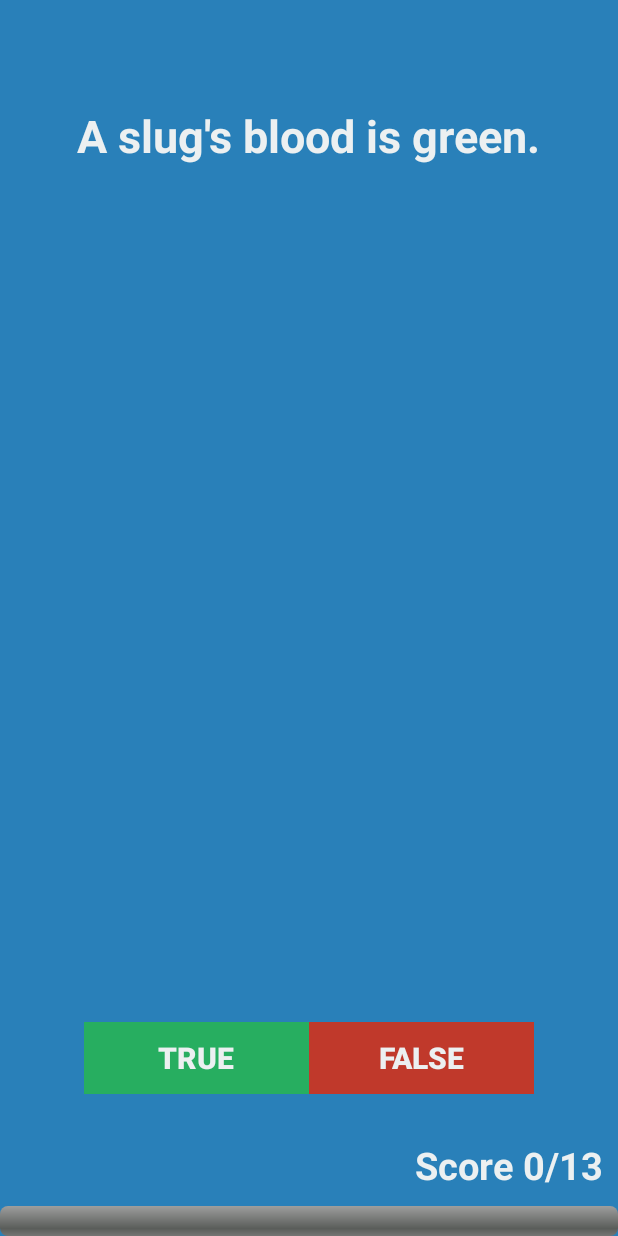
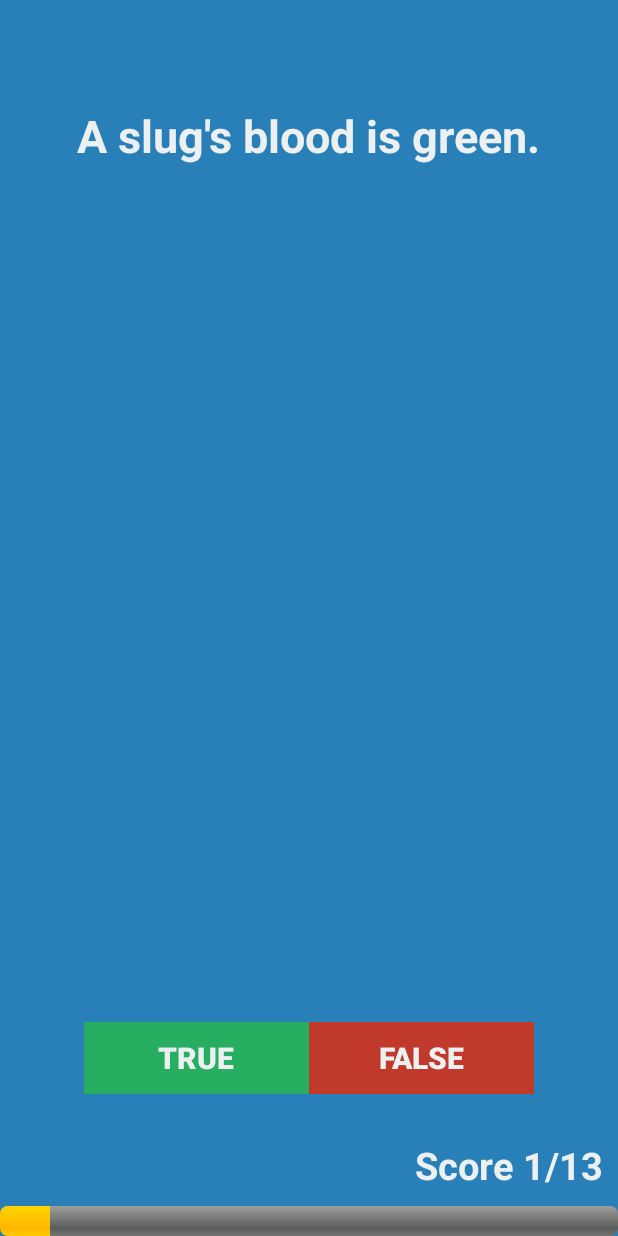
Before and after one commit to alexr101/Android-O-and-Java, an Android app: the screen it shows after launch (MainActivity), after a tap on "TRUE", on a phone screen of 412 x 824 dp. Run offline under Robolectric (Android 15) with nearby library versions, the phone set to English and light mode, and no system bars.

Commit message:
update score on correct answer

```diff
--- a/Quizzler-Android/app/src/main/java/com/londonappbrewery/quizzler/MainActivity.java
+++ b/Quizzler-Android/app/src/main/java/com/londonappbrewery/quizzler/MainActivity.java
@@ -13,20 +13,14 @@ import org.w3c.dom.Text;
 
 public class MainActivity extends Activity {
 
-    // TODO: Declare constants here
-    private final int PROGRESS_BAR_INCREMENT = 8;
-
-    // TODO: Declare member variables here:
-
-
-    // TODO: Uncomment to create question bank
     private Button mTrueBtn;
     private Button mFalseBtn;
     private TextView mQuestionTextView;
+    private ProgressBar mProgressBar;
+    private TextView mScoreTextView;
     private int mIndex;
     private int mQuestion;
-    private ProgressBar mProgressBar;
-    private TextView mScoreTextView;
+    private int mScore = 0;
 
     private Question[] mQuestionBank = new Question[] {
             new Question(R.string.question_1, true),
@@ -44,6 +38,8 @@ public class MainActivity extends Activity {
             new Question(R.string.question_13,true)
     };
 
+    private final int PROGRESS_BAR_INCREMENT = (int) Math.ceil(100.0 / mQuestionBank.length);
+
     @Override
     protected void onCreate(Bundle savedInstanceState) {
         super.onCreate(savedInstanceState);
@@ -52,7 +48,8 @@ public class MainActivity extends Activity {
         mTrueBtn = (Button) findViewById(R.id.true_button);
         mFalseBtn = (Button) findViewById(R.id.false_button);
         mQuestionTextView = (TextView) findViewById(R.id.question_text_view);
-
+        mProgressBar = (ProgressBar) findViewById(R.id.progress_bar);
+        mScoreTextView = (TextView) findViewById(R.id.score);
         mQuestion = mQuestionBank[mIndex].getId();
         mQuestionTextView.setText(mQuestion);
 
@@ -77,6 +74,7 @@ public class MainActivity extends Activity {
         mQuestion = mQuestionBank[mIndex].getId();
         mQuestionTextView.setText(mQuestion);
         mProgressBar.incrementProgressBy(PROGRESS_BAR_INCREMENT);
+        mScoreTextView.setText("Score " + mScore + "/" + mQuestionBank.length);
     }
 
     private void checkAnswer(boolean userAnswer) {
@@ -84,6 +82,7 @@ public class MainActivity extends Activity {
 
         if(userAnswer == answer) {
             Toast.makeText(getApplicationContext(), R.string.correct_toast, Toast.LENGTH_SHORT).show();
+            mScore++;
         } else {
             Toast.makeText(getApplicationContext(), R.string.incorrect_toast, Toast.LENGTH_SHORT).show();
         }
```
